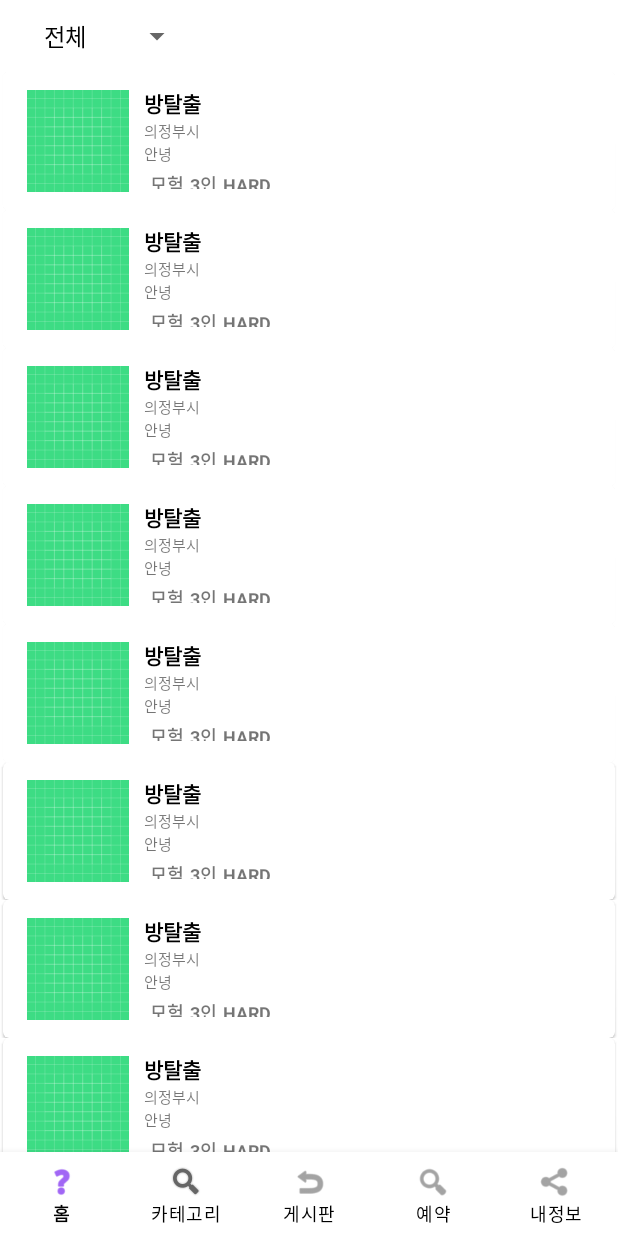
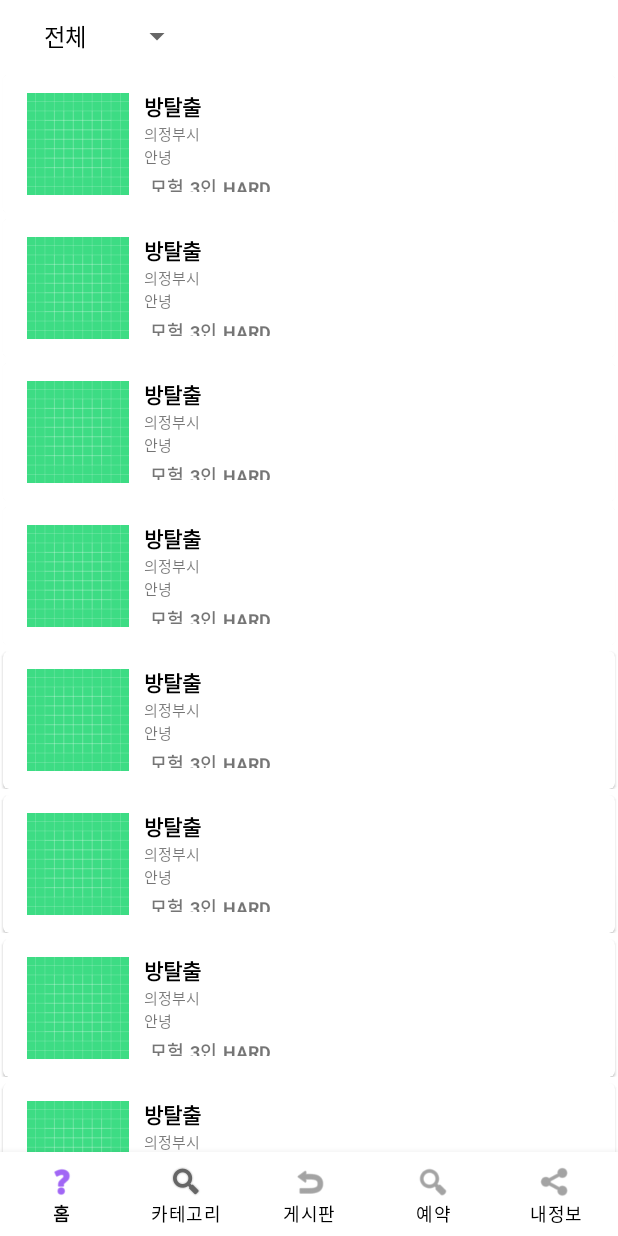
Before and after one commit to kimdonguke/AROMprj_1, an Android app: the fragment CategoryFragmentItem2 placed in its activity, on a phone screen of 412 x 824 dp. Run offline under Robolectric (Android 15) with nearby library versions, the phone set to English and light mode, and no system bars; 3 statements that could not run were skipped.

Commit message:
edit item little

```diff
--- a/app/src/main/res/layout/recycler_room.xml
+++ b/app/src/main/res/layout/recycler_room.xml
@@ -5,7 +5,9 @@
     xmlns:tools="http://schemas.android.com/tools"
     android:layout_width="match_parent"
     android:layout_height="wrap_content"
-    android:orientation="vertical">
+    android:orientation="vertical"
+    android:paddingVertical="2dp"
+    >
 
     <com.google.android.material.card.MaterialCardView
         android:layout_width="match_parent"
```
